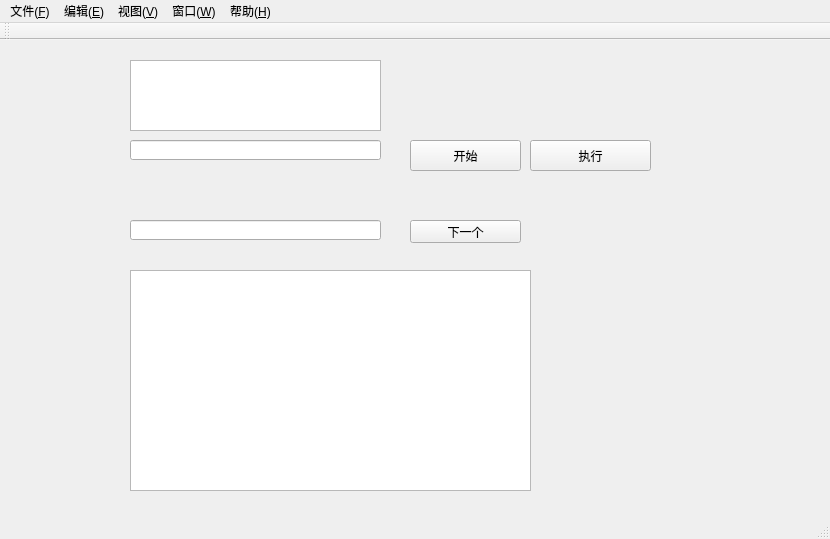
Old version of the form FigureItNow7/MainWindow.ui in the repository yuylong/FigureItNow.
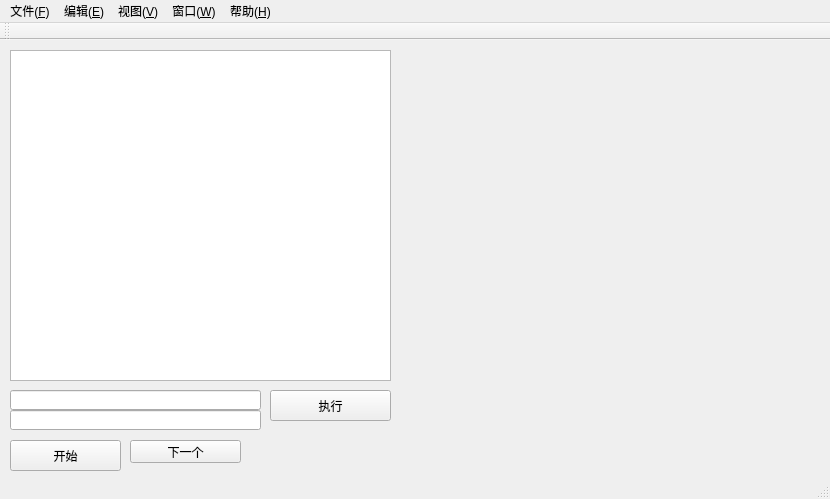
New version of the form.

```diff
--- a/FigureItNow7/MainWindow.ui
+++ b/FigureItNow7/MainWindow.ui
@@ -7,7 +7,7 @@
     <x>0</x>
     <y>0</y>
     <width>830</width>
-    <height>539</height>
+    <height>499</height>
    </rect>
   </property>
   <property name="windowTitle">
@@ -17,8 +17,8 @@
    <widget class="QPushButton" name="pushButton">
     <property name="geometry">
      <rect>
-      <x>410</x>
-      <y>100</y>
+      <x>10</x>
+      <y>400</y>
       <width>111</width>
       <height>31</height>
      </rect>
@@ -30,8 +30,8 @@
    <widget class="QLineEdit" name="lineEdit">
     <property name="geometry">
      <rect>
-      <x>130</x>
-      <y>100</y>
+      <x>10</x>
+      <y>350</y>
       <width>251</width>
       <height>20</height>
      </rect>
@@ -40,8 +40,8 @@
    <widget class="QLineEdit" name="lineEdit_2">
     <property name="geometry">
      <rect>
-      <x>130</x>
-      <y>180</y>
+      <x>10</x>
+      <y>370</y>
       <width>251</width>
       <height>20</height>
      </rect>
@@ -50,8 +50,8 @@
    <widget class="QPushButton" name="pushButton_2">
     <property name="geometry">
      <rect>
-      <x>410</x>
-      <y>180</y>
+      <x>130</x>
+      <y>400</y>
       <width>111</width>
       <height>23</height>
      </rect>
@@ -63,28 +63,18 @@
    <widget class="QPlainTextEdit" name="plainTextEdit">
     <property name="geometry">
      <rect>
-      <x>130</x>
-      <y>20</y>
-      <width>251</width>
-      <height>71</height>
-     </rect>
-    </property>
-   </widget>
-   <widget class="QGraphicsView" name="graphicsView">
-    <property name="geometry">
-     <rect>
-      <x>130</x>
-      <y>230</y>
-      <width>401</width>
-      <height>221</height>
+      <x>10</x>
+      <y>10</y>
+      <width>381</width>
+      <height>331</height>
      </rect>
     </property>
    </widget>
    <widget class="QPushButton" name="pushButton_3">
     <property name="geometry">
      <rect>
-      <x>530</x>
-      <y>100</y>
+      <x>270</x>
+      <y>350</y>
       <width>121</width>
       <height>31</height>
      </rect>
```
